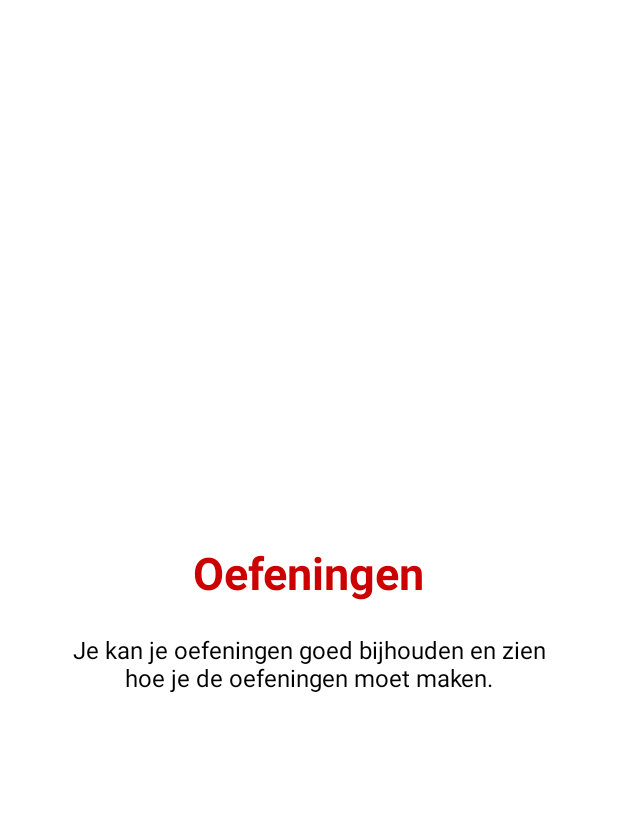
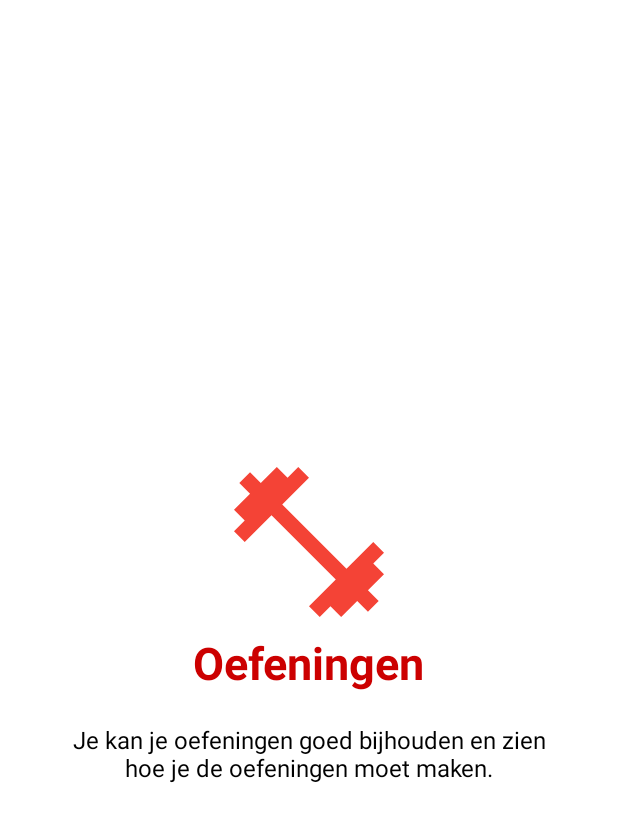
Before and after one commit to s1086439/IPMEDT4_H, an Android app: the layout welcome_slide2.xml on its own in the app's theme, with its tools: preview values and no code run, on a phone screen of 412 x 824 dp. Shown: the top 822 px of the screen. Run offline under Robolectric (Android 15) with nearby library versions, the phone set to English and light mode, and no system bars.

Commit message:
Tweaks aan het welkomstscherm en wat bugfixes

```diff
--- /dev/null
+++ b/app/src/main/res/drawable/ic_fitness_red.xml
@@ -0,0 +1,9 @@
+<vector xmlns:android="http://schemas.android.com/apk/res/android"
+        android:width="24dp"
+        android:height="24dp"
+        android:viewportWidth="24.0"
+        android:viewportHeight="24.0">
+    <path
+        android:fillColor="#F44336"
+        android:pathData="M20.57,14.86L22,13.43 20.57,12 17,15.57 8.43,7 12,3.43 10.57,2 9.14,3.43 7.71,2 5.57,4.14 4.14,2.71 2.71,4.14l1.43,1.43L2,7.71l1.43,1.43L2,10.57 3.43,12 7,8.43 15.57,17 12,20.57 13.43,22l1.43,-1.43L16.29,22l2.14,-2.14 1.43,1.43 1.43,-1.43 -1.43,-1.43L22,16.29z"/>
+</vector>
--- a/app/src/main/res/layout/welcome_slide2.xml
+++ b/app/src/main/res/layout/welcome_slide2.xml
@@ -1,5 +1,5 @@
 <?xml version="1.0" encoding="utf-8"?>
-<RelativeLayout xmlns:android="http://schemas.android.com/apk/res/android"
+<RelativeLayout xmlns:app="http://schemas.android.com/apk/res-auto" xmlns:android="http://schemas.android.com/apk/res/android"
 android:layout_width="match_parent"
 android:layout_height="match_parent"
 android:background="@color/bg_screen1">
@@ -11,6 +11,11 @@
     android:gravity="center_horizontal"
     android:orientation="vertical"
     android:background="@color/bg_screen2">
+
+    <ImageView
+        android:layout_width="@dimen/img_width_height"
+        android:layout_height="@dimen/img_width_height"
+        app:srcCompat="@drawable/ic_fitness_red" />
 
     <TextView
         android:layout_width="wrap_content"
--- a/app/src/main/res/values-v21/styles.xml
+++ /dev/null
@@ -1,23 +0,0 @@
-<?xml version="1.0" encoding="utf-8"?>
-<resources>
-
-    <style name="IPMEDT4" parent="AppTheme">
-        <item name="android:statusBarColor">?android:attr/colorControlActivated</item>
-    </style>
-
-    <style name="AppTheme" parent="Theme.AppCompat.Light.DarkActionBar">
-        <!-- Customize your theme here. -->
-        <item name="colorPrimary">?attr/actionModeSplitBackground</item>
-        <item name="colorPrimaryDark">@color/colorPrimaryDark</item>
-        <item name="colorAccent">@color/colorAccent</item>
-        <item name="windowActionBar">false</item>
-        <item name="windowNoTitle">true</item>
-        <item name="android:statusBarColor">?android:attr/colorButtonNormal</item>
-    </style>
-
-    <style name="IPMEDT4.NoActionBar">
-        <item name="windowActionBar">false</item>
-        <item name="windowNoTitle">true</item>
-        <item name="android:statusBarColor">?attr/colorControlActivated</item>
-    </style>
-</resources>
--- a/app/src/main/res/values/colors.xml
+++ b/app/src/main/res/values/colors.xml
@@ -9,6 +9,7 @@
     <color name="bg_screen2">#fff</color>
     <color name="bg_screen3">#fff</color>
     <color name="bg_screen4">#fff</color>
+    <color name="bg_screen5">#fff</color>
 
     <!-- dots inactive colors -->
     <color name="dot_dark_screen1">#9E9E9E</color>
--- a/app/src/main/res/values/strings.xml
+++ b/app/src/main/res/values/strings.xml
@@ -23,4 +23,7 @@
     <string name="slide_4_title">Help</string>
     <string name="slide_4_desc">Je kan deze tutorial terugvinden bij het settings menu</string>
 
+    <string name="slide_5_title">Veel revalidatiesucces!</string>
+    <string name="slide_5_desc">En onthoud: Never skip leg day!</string>
+
 </resources>
--- a/app/src/main/res/values/styles.xml
+++ b/app/src/main/res/values/styles.xml
@@ -3,23 +3,13 @@
     <!-- Base application theme. -->
     <style name="AppTheme" parent="Theme.AppCompat.Light.DarkActionBar">
         <!-- Customize your theme here. -->
-        <item name="colorPrimary">?attr/actionModeSplitBackground</item>
+        <item name="colorPrimary">@color/colorPrimary</item>
         <item name="colorPrimaryDark">@color/colorPrimaryDark</item>
         <item name="colorAccent">@color/colorAccent</item>
+    </style>
+    <style name="NoActionBar" >
         <item name="windowActionBar">false</item>
         <item name="windowNoTitle">true</item>
-
+        <item name="android:windowFullscreen">true</item>
     </style>
-
-    <style name="IPMEDT4" parent="AppTheme" />
-
-    <style name="IPMEDT4.NoActionBar">
-        <item name="windowActionBar">false</item>
-        <item name="windowNoTitle">true</item>
-    </style>
-
-    <style name="IPMEDT4.AppBarOverlay" parent="ThemeOverlay.AppCompat.Dark.ActionBar" />
-
-    <style name="IPMEDT4.PopupOverlay" parent="ThemeOverlay.AppCompat.Light" />
-
 </resources>
```
Also changed, not shown: app/src/main/AndroidManifest.xml (+6 -4 lines), app/src/main/res/drawable/ic_help_red.xml (added, +9 -0 lines), app/src/main/res/drawable/ic_person_red.xml (added, +9 -0 lines), app/src/main/res/layout/fragment_exercises.xml (deleted, +0 -16 lines), app/src/main/res/layout/welcome_slide3.xml (+6 -1 lines), app/src/main/res/layout/welcome_slide4.xml (+6 -1 lines), app/src/main/res/menu/navigation.xml (indentation only). Lines whose indentation alone changed are shown as unchanged.
